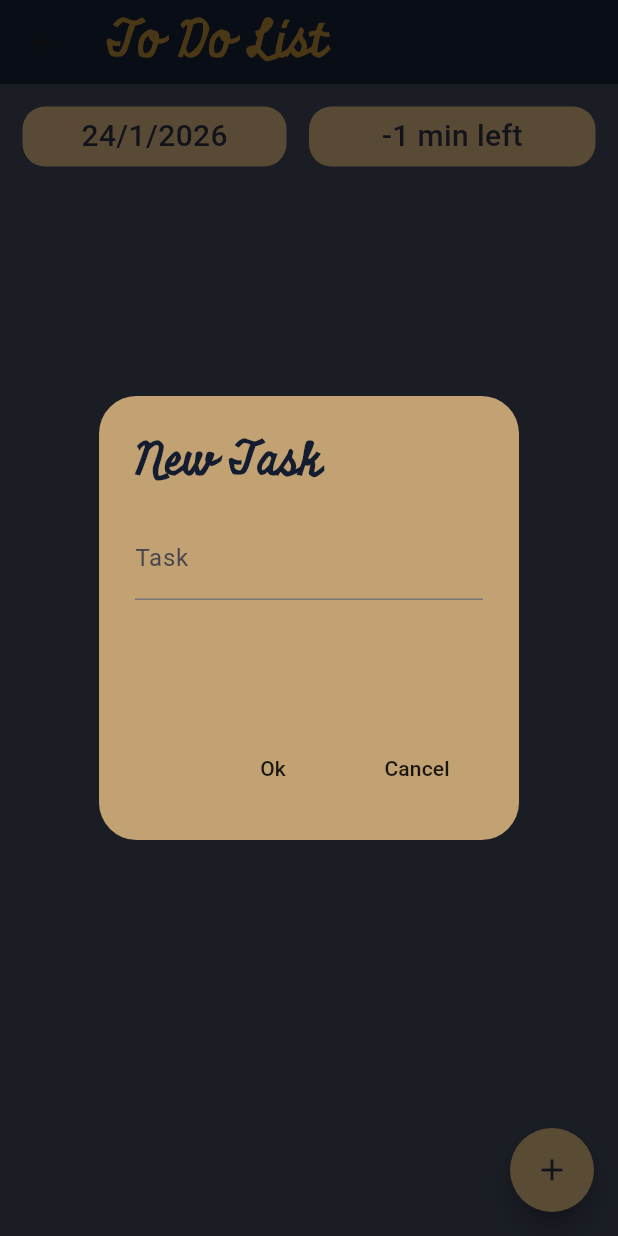
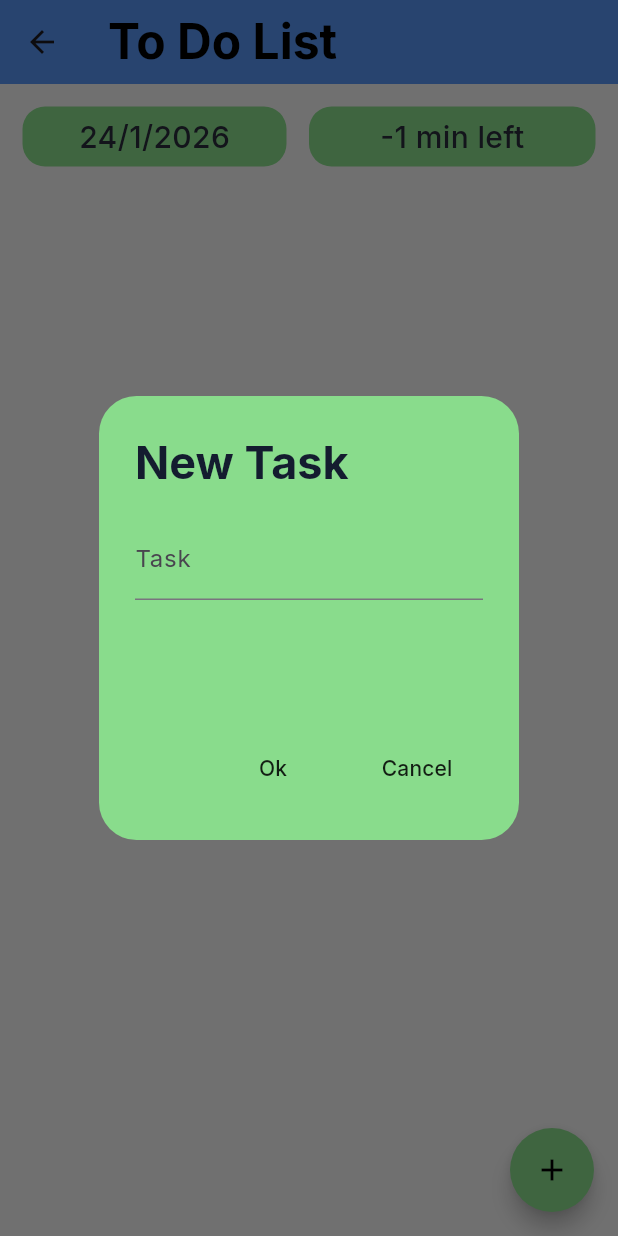
Before and after one commit to MDGSpace-SOC-D-2025/Polaris, a Flutter app: the SignUp screen opened directly, after a tap on "Submit", after a tap on the "add" icon, on a phone screen of 412 x 824 dp. Run offline on Flutter 3.47's test engine with Material 3 defaults, Android fonts, the phone set to English and light mode, and no system bars; our stand-ins replace google_fonts, permission_handler, shared_preferences; missing offline and left inert: flutter_accessibility_service, flutter_overlay_window, usage_stats; accounts and stored records are empty; network calls fail; Roboto replaces fonts that are missing (AverialLibre).

Commit message:
app design

```diff
--- a/App Dev Project/polaris/lib/pages/signup.dart
+++ b/App Dev Project/polaris/lib/pages/signup.dart
@@ -37,10 +37,11 @@ class _SignUpState extends State<SignUp> {
   @override
   Widget build(BuildContext context) {
     return Scaffold(
+      backgroundColor: Color(0xFFF5F5F5),
       body: Column(
         mainAxisAlignment: MainAxisAlignment.center,
         children: [
-          Text('SignUp Page'),
+          Text('SignUp Page', style: TextStyle(fontSize: 24)),
 
           InputBox(inputText: 'Email', input: emailInput),
           InputBox(inputText: 'User Id', input: userIdInput),
@@ -48,10 +49,13 @@ class _SignUpState extends State<SignUp> {
 
           SizedBox(height: 25),
 
-          FilledButton(
-            style: FilledButton.styleFrom(
-              backgroundColor: Colors.teal,
-              foregroundColor: Colors.white,
+          ElevatedButton(
+            style: ElevatedButton.styleFrom(
+              backgroundColor: Color(0xFF89DC8C),
+              foregroundColor: Color(0xFF000000),
+              shape: RoundedRectangleBorder(
+                borderRadius: BorderRadius.circular(18),
+              ),
             ),
             onPressed: registerUserOnClick,
             child: const Text('Submit'),
--- a/App Dev Project/polaris/lib/pages/task_home.dart
+++ b/App Dev Project/polaris/lib/pages/task_home.dart
@@ -67,14 +67,13 @@ class _TaskState extends State<Task> {
       context: context,
       builder: (context) {
         return AlertDialog(
-          backgroundColor: Color(0xFFC2A273),
+          backgroundColor: Color(0xFF89DC8C),
           shape: RoundedRectangleBorder(
             borderRadius: BorderRadius.circular(25),
           ),
           title: Text(
             "New Task",
             style: TextStyle(
-              fontFamily: "Miniver",
               fontSize: 30,
               fontWeight: FontWeight.bold,
               color: Color(0xFF141C2F),
@@ -121,16 +120,15 @@ class _TaskState extends State<Task> {
   @override
   Widget build(BuildContext context) {
     return Scaffold(
-      backgroundColor: Color(0xFF38404F),
+      backgroundColor: Color(0xFFF5F5F5),
       appBar: AppBar(
-        backgroundColor: Color(0xFF141C2F),
+        backgroundColor: Color(0xFF5794F2),
         title: Text(
           "To Do List",
           style: TextStyle(
-            fontFamily: "Miniver",
             fontSize: 32,
             fontWeight: FontWeight.bold,
-            color: Color(0xFFA1772D),
+            color: Color(0xFF000000),
           ),
         ),
       ),
@@ -144,6 +142,7 @@ class _TaskState extends State<Task> {
         },
 
         child: Column(
+          mainAxisAlignment: MainAxisAlignment.spaceEvenly,
           children: [
             Row(
               mainAxisAlignment: MainAxisAlignment.spaceEvenly,
@@ -154,13 +153,12 @@ class _TaskState extends State<Task> {
                     margin: const EdgeInsets.only(right: 15, top: 15, left: 15),
                     decoration: BoxDecoration(
                       borderRadius: BorderRadius.circular(15),
-                      color: Color(0xFFC2A273),
+                      color: Color(0xFF89DC8C),
                     ),
                     child: Center(
                       child: Text(
                         dateString,
                         style: TextStyle(
-                          fontFamily: "AverialLibre",
                           fontSize: 20,
                           fontWeight: FontWeight.w500,
                           color: Color(0xFF292B3A),
@@ -176,13 +174,12 @@ class _TaskState extends State<Task> {
                     margin: const EdgeInsets.only(right: 15, top: 15),
                     decoration: BoxDecoration(
                       borderRadius: BorderRadius.circular(15),
-                      color: Color(0xFFC2A273),
+                      color: Color(0xFF89DC8C),
                     ),
                     child: Center(
                       child: Text(
                         "$displayRewardtime min left",
                         style: TextStyle(
-                          fontFamily: "AverialLibre",
                           fontSize: 20,
                           fontWeight: FontWeight.w500,
                           color: Color(0xFF292B3A),
@@ -226,11 +223,11 @@ class _TaskState extends State<Task> {
 
       floatingActionButton: FloatingActionButton(
         shape: CircleBorder(),
-        backgroundColor: Color(0xFFC3A372),
+        backgroundColor: Color(0xFF89DC8C),
         onPressed: () {
           addNewTask(context);
         },
-        child: Icon(Icons.add, color: Color(0xFF292B3A)),
+        child: Icon(Icons.add, color: Color(0xFF000000)),
       ),
     );
   }
--- a/App Dev Project/polaris/pubspec.yaml
+++ b/App Dev Project/polaris/pubspec.yaml
@@ -44,6 +44,7 @@ dependencies:
   flutter_accessibility_service: ^1.0.0
   flutter_overlay_window: ^0.5.0
   intl: ^0.20.2
+  google_fonts: ^8.0.0
 
 dev_dependencies:
   flutter_test:
@@ -95,6 +96,9 @@ flutter:
     - family: Miniver
       fonts:
         - asset: fonts/Miniver-Regular.ttf
+    - family: Inter
+      fonts:
+        - asset: fonts/Inter-VariableFont_opsz,wght.ttf
 
   # For details regarding fonts from package dependencies,
   # see https://flutter.dev/to/font-from-package
```
Also changed, not shown: App Dev Project/polaris/lib/main.dart (+2 -5 lines), App Dev Project/polaris/lib/pages/login.dart (+9 -5 lines), App Dev Project/polaris/lib/pages/todo.dart (+20 -14 lines), App Dev Project/polaris/fonts/Inter-Italic-VariableFont_opsz,wght.ttf (added), App Dev Project/polaris/fonts/Inter-VariableFont_opsz,wght.ttf (added), App Dev Project/polaris/fonts/README.txt (added), App Dev Project/polaris/pubspec.lock.
